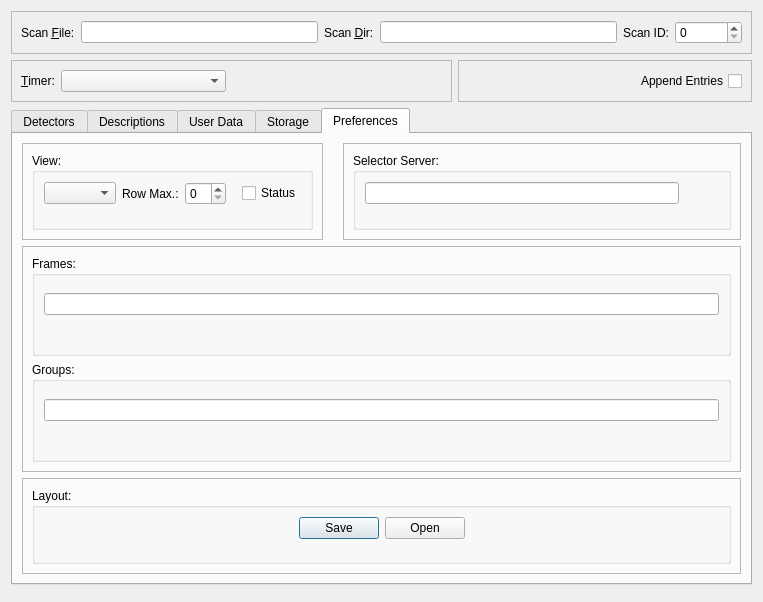
Before: the Qt Designer form nxselector/ui/selector.ui in nexdatas/nxselector, drawn with Qt 5.
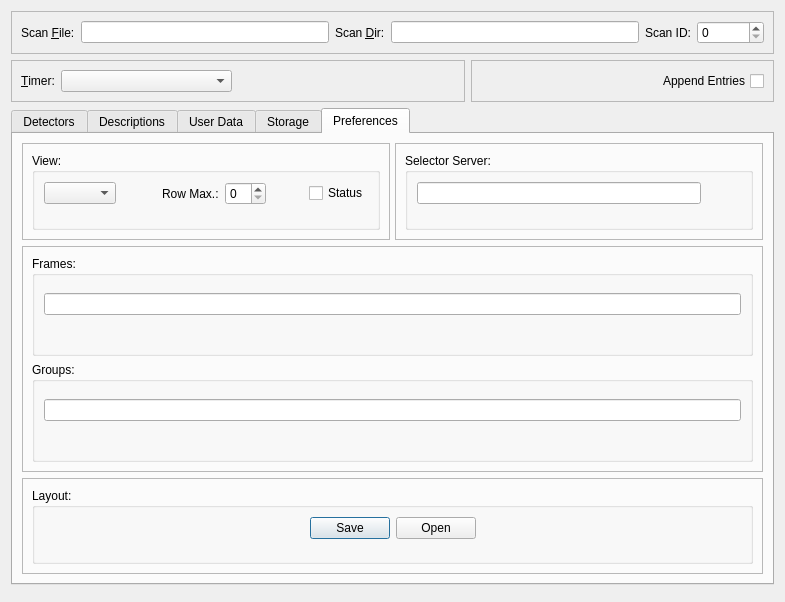
After: the same form once the commit is applied. The open tabs and pages were chosen to show the change.

Commit message: adding user mode

```diff
--- a/nxselector/ui/selector.ui
+++ b/nxselector/ui/selector.ui
@@ -6,7 +6,7 @@
    <rect>
     <x>0</x>
     <y>0</y>
-    <width>763</width>
+    <width>785</width>
     <height>602</height>
    </rect>
   </property>
@@ -771,7 +771,7 @@
              <number>0</number>
             </property>
             <item row="0" column="0">
-             <layout class="QHBoxLayout" name="horizontalLayout_3">
+             <layout class="QHBoxLayout" name="viewHorizontalLayout" stretch="1,0,1">
               <item>
                <widget class="QFrame" name="frame_7">
                 <property name="frameShape">
@@ -819,7 +819,7 @@
                        <enum>Qt::Vertical</enum>
                       </property>
                       <property name="sizeType">
-                       <enum>QSizePolicy::Maximum</enum>
+                       <enum>QSizePolicy::Expanding</enum>
                       </property>
                       <property name="sizeHint" stdset="0">
                        <size>
@@ -845,7 +845,7 @@
                        <enum>Qt::Horizontal</enum>
                       </property>
                       <property name="sizeType">
-                       <enum>QSizePolicy::Maximum</enum>
+                       <enum>QSizePolicy::Expanding</enum>
                       </property>
                       <property name="sizeHint" stdset="0">
                        <size>
@@ -855,6 +855,19 @@
                       </property>
                      </spacer>
                     </item>
+                    <item row="1" column="1">
+                     <spacer name="horizontalSpacer">
+                      <property name="orientation">
+                       <enum>Qt::Horizontal</enum>
+                      </property>
+                      <property name="sizeHint" stdset="0">
+                       <size>
+                        <width>40</width>
+                        <height>20</height>
+                       </size>
+                      </property>
+                     </spacer>
+                    </item>
                    </layout>
                   </widget>
                  </item>
@@ -862,16 +875,13 @@
                </widget>
               </item>
               <item>
-               <spacer name="horizontalSpacer">
+               <spacer name="horizontalSpacer_4">
                 <property name="orientation">
                  <enum>Qt::Horizontal</enum>
                 </property>
-                <property name="sizeType">
-                 <enum>QSizePolicy::Minimum</enum>
-                </property>
                 <property name="sizeHint" stdset="0">
                  <size>
-                  <width>20</width>
+                  <width>5</width>
                   <height>20</height>
                  </size>
                 </property>
@@ -937,7 +947,7 @@
                        <enum>Qt::Vertical</enum>
                       </property>
                       <property name="sizeType">
-                       <enum>QSizePolicy::Maximum</enum>
+                       <enum>QSizePolicy::Expanding</enum>
                       </property>
                       <property name="sizeHint" stdset="0">
                        <size>
```
Left out of the diff: 29 changed lines with no effect on the pictures. The commit also changes 2 other files.
